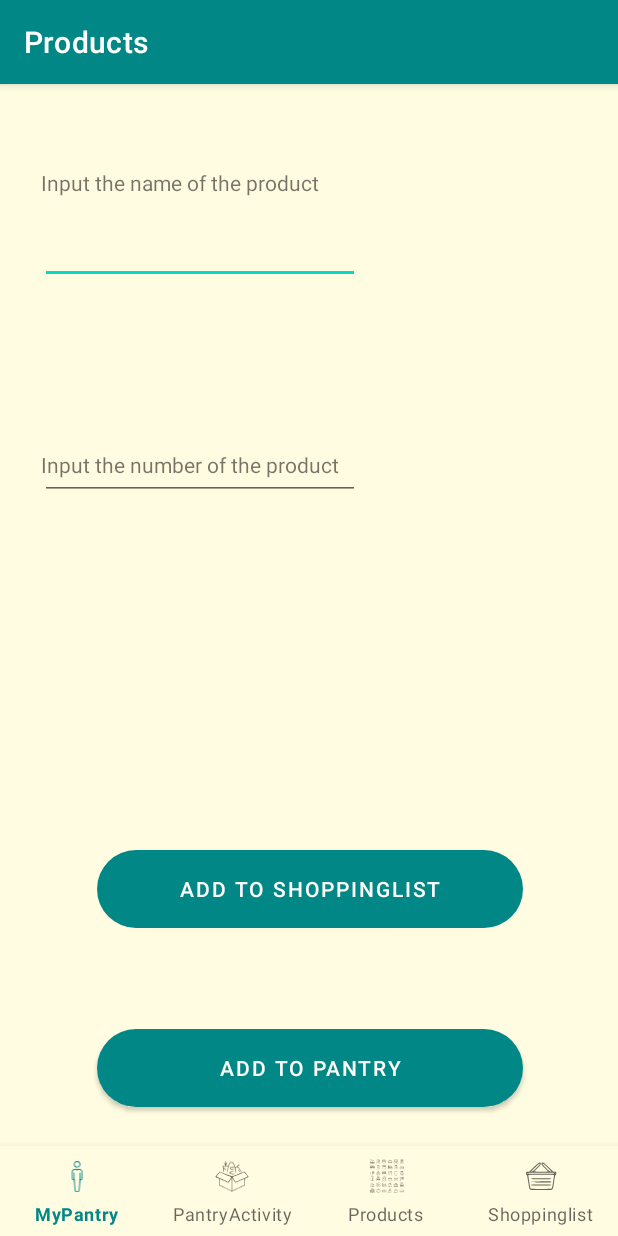
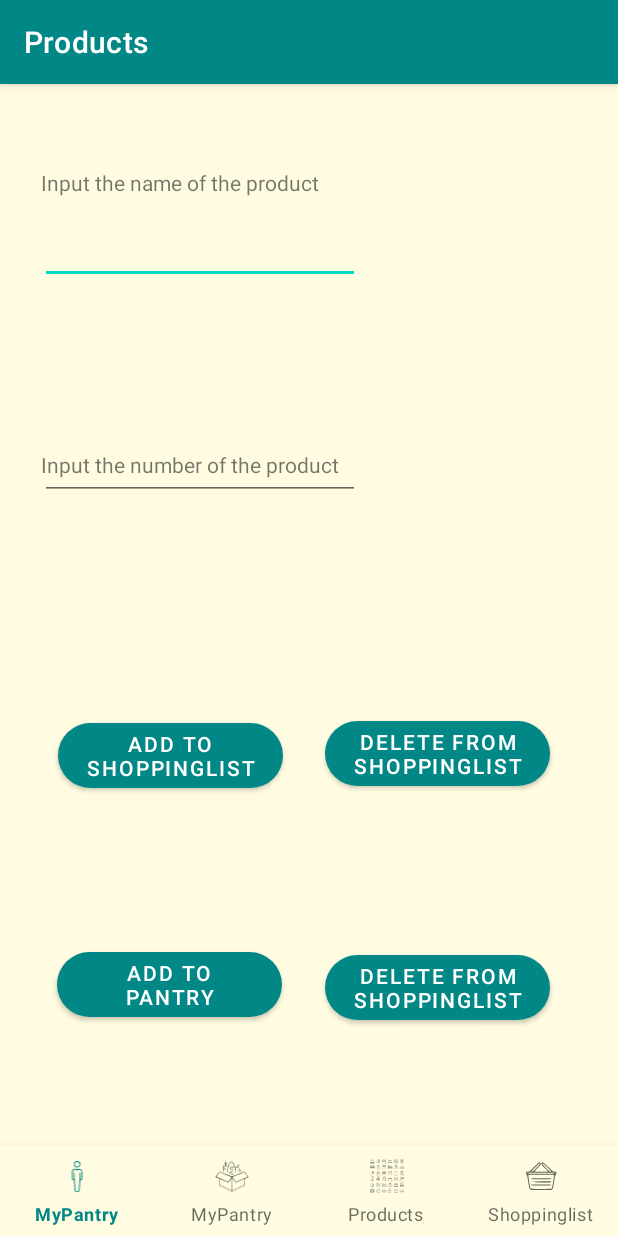
Before and after one commit to TrolexVIA/Afleverings-Android-projekt, an Android app: the AddProductActivity screen opened directly, with no data from a screen before it, on a phone screen of 412 x 824 dp. Run offline under Robolectric (Android 15) with nearby library versions, the phone set to English and light mode, and no system bars; our stand-ins replace Room's generated code.

Commit message:
New buttons, changed UI, new strings with translations

```diff
--- a/app/src/main/res/layout/activity_add_product.xml
+++ b/app/src/main/res/layout/activity_add_product.xml
@@ -10,29 +10,55 @@
 
     <Button
         android:id="@+id/tilføj"
-        android:layout_width="284dp"
-        android:layout_height="64dp"
+        android:layout_width="150dp"
+        android:layout_height="55dp"
         android:text="@string/Add_button_shoppinglist"
         app:cornerRadius="30dp"
         app:layout_constraintBottom_toBottomOf="parent"
-        app:layout_constraintHorizontal_bias="0.503"
+        app:layout_constraintHorizontal_bias="0.147"
         app:layout_constraintLeft_toLeftOf="parent"
         app:layout_constraintRight_toRightOf="parent"
         app:layout_constraintTop_toTopOf="parent"
-        app:layout_constraintVertical_bias="0.717" />
+        app:layout_constraintVertical_bias="0.589" />
+
+    <Button
+        android:id="@+id/remove_shopping"
+        android:layout_width="150dp"
+        android:layout_height="55dp"
+        android:text="@string/productremove_shopping"
+        app:cornerRadius="30dp"
+        app:layout_constraintBottom_toBottomOf="parent"
+        app:layout_constraintHorizontal_bias="0.827"
+        app:layout_constraintLeft_toLeftOf="parent"
+        app:layout_constraintRight_toRightOf="parent"
+        app:layout_constraintTop_toTopOf="parent"
+        app:layout_constraintVertical_bias="0.587" />
 
     <Button
         android:id="@+id/tilføj1"
-        android:layout_width="284dp"
-        android:layout_height="64dp"
+        android:layout_width="150dp"
+        android:layout_height="55dp"
         android:text="@string/Add_button_pantry"
         app:cornerRadius="30dp"
         app:layout_constraintBottom_toBottomOf="parent"
-        app:layout_constraintHorizontal_bias="0.503"
+        app:layout_constraintHorizontal_bias="0.145"
         app:layout_constraintLeft_toLeftOf="parent"
         app:layout_constraintRight_toRightOf="parent"
         app:layout_constraintTop_toTopOf="parent"
-        app:layout_constraintVertical_bias="0.886" />
+        app:layout_constraintVertical_bias="0.804" />
+
+    <Button
+        android:id="@+id/remove_pantry"
+        android:layout_width="150dp"
+        android:layout_height="55dp"
+        android:text="@string/productremove_pantry"
+        app:cornerRadius="30dp"
+        app:layout_constraintBottom_toBottomOf="parent"
+        app:layout_constraintHorizontal_bias="0.827"
+        app:layout_constraintLeft_toLeftOf="parent"
+        app:layout_constraintRight_toRightOf="parent"
+        app:layout_constraintTop_toTopOf="parent"
+        app:layout_constraintVertical_bias="0.806" />
 
     <TextView
         android:id="@+id/addProduct"
--- a/app/src/main/res/layout/activity_menu_view.xml
+++ b/app/src/main/res/layout/activity_menu_view.xml
@@ -12,6 +12,7 @@
         android:layout_width="wrap_content"
         android:layout_height="50dp"
         android:text="@string/NotYou"
+        app:cornerRadius="30dp"
         app:layout_constraintEnd_toStartOf="@+id/NewUserButton"
         app:layout_constraintStart_toStartOf="parent"
         app:layout_constraintTop_toTopOf="parent" />
@@ -21,6 +22,7 @@
         android:layout_width="wrap_content"
         android:layout_height="50dp"
         android:layout_marginEnd="50dp"
+        app:cornerRadius="30dp"
         android:text="@string/New_User"
         app:layout_constraintEnd_toEndOf="parent"
         app:layout_constraintTop_toTopOf="parent" />
--- a/app/src/main/res/layout/recyclerview.xml
+++ b/app/src/main/res/layout/recyclerview.xml
@@ -1,5 +1,6 @@
 <?xml version="1.0" encoding="utf-8"?>
 <LinearLayout
+    xmlns:app="http://schemas.android.com/apk/res-auto"
     xmlns:android="http://schemas.android.com/apk/res/android"
    android:layout_height="wrap_content"
     android:layout_width="match_parent"
@@ -21,4 +22,6 @@
         android:layout_width="wrap_content"
         android:layout_height="wrap_content" />
 
-    </LinearLayout>
+
+
+</LinearLayout>
--- a/app/src/main/res/values/strings.xml
+++ b/app/src/main/res/values/strings.xml
@@ -4,13 +4,15 @@
     <string name="title_activity_main_view_model">MainActivityViewModel</string>
     <string name="title_activity_menu_view" translatable="false">MenuView</string>
     <string name="title_home">Home</string>
-    <string name="title_dashboard">Dashboard</string>
-    <string name="title_notifications">Notifications</string>
+    <string name="title_dashboard" translatable="false">Dashboard</string>
+    <string name="title_notifications" translatable="false">Notifications</string>
     <string name="title_activity_repository" translatable="false">Repository</string>
     <string name="title_activity_shared_shoping_lists_activitity_view" translatable="false">
         SharedShopingListsActivitityView
     </string>
-    <string name="title_activity_pantry" translatable="false">PantryActivity</string>
+    <string name="title_activity_pantry" >MyPantry</string>
+    <string name="productremove_shopping">Delete from shoppinglist</string>
+    <string name="productremove_pantry" >Delete from shoppinglist</string>
     <string name="Pantry">Pantry</string>
     <string name="MyShopping">My Shopping Lists</string>
     <string name="NotYou">Not you?</string>
@@ -30,7 +32,7 @@
     <string name="error_add_product">Please enter product details!</string>
     <string name="error_add_user">Please enter your name!</string>
 
-    <string name="Products" translatable="false">Products</string>
-    <string name="Shoppinglist" translatable="false">Shoppinglist</string>
+    <string name="Products">Products</string>
+    <string name="Shoppinglist" >Shoppinglist</string>
 
 </resources>
```
Also changed, not shown: 1 other file.
